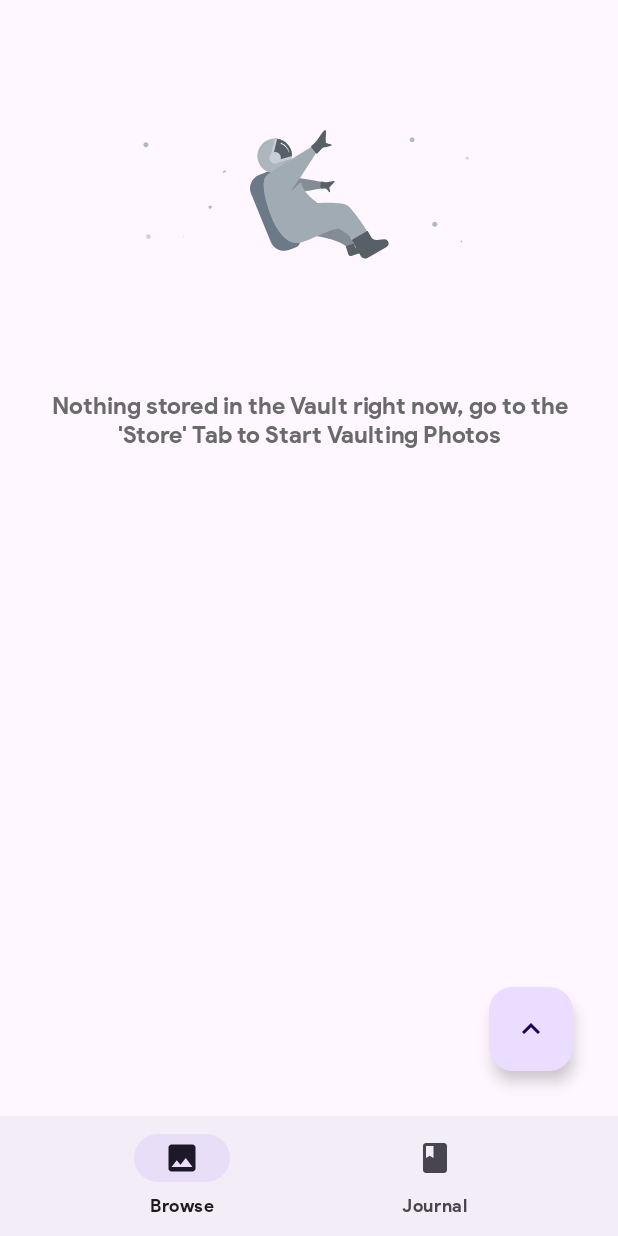
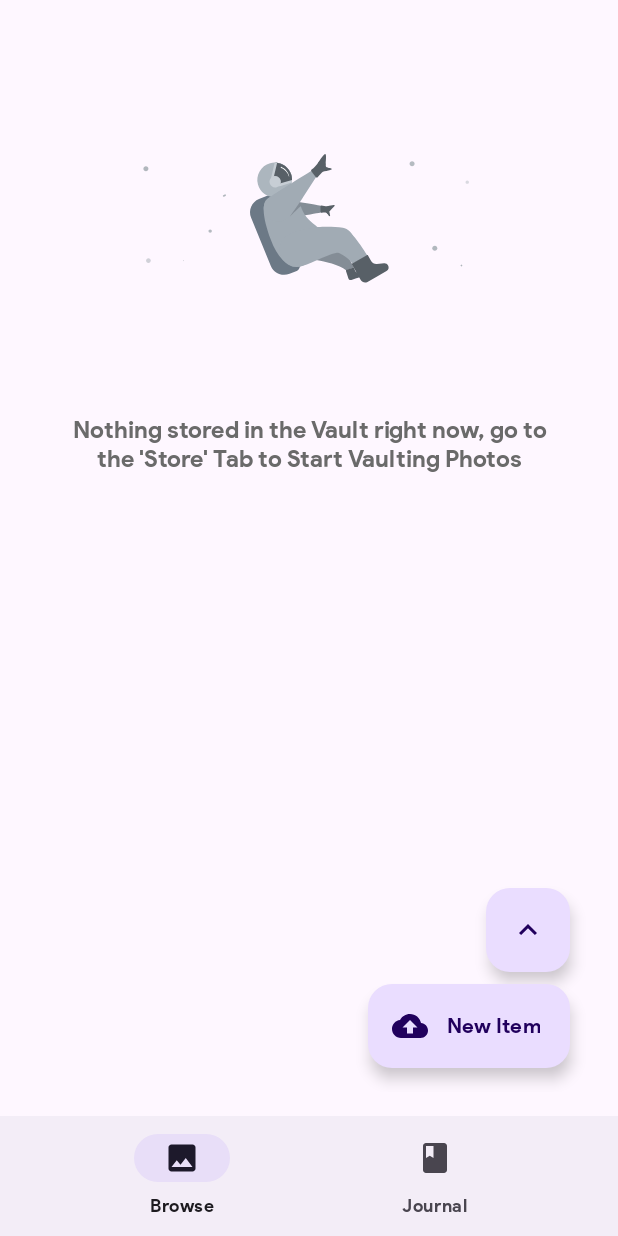
Before and after one commit to the-rebooted-coder/Store, an Android app: the HomeFragment screen opened directly, with no data from a screen before it, on a phone screen of 412 x 824 dp. Run offline under Robolectric (Android 15) with nearby library versions, the phone set to English and light mode, and no system bars; our stand-ins replace Firebase (no records; nobody signed in at launch, a user with empty details on screens opened directly); pictures from the network do not load.

Commit message:
Extended Fab UI in Home Fragment

```diff
--- a/app/src/main/java/com/onesilicondiode/store/HomeFragment.java
+++ b/app/src/main/java/com/onesilicondiode/store/HomeFragment.java
@@ -45,6 +45,7 @@ import com.airbnb.lottie.LottieAnimationView;
 import com.bumptech.glide.Glide;
 import com.bumptech.glide.load.engine.DiskCacheStrategy;
 import com.google.android.material.dialog.MaterialAlertDialogBuilder;
+import com.google.android.material.floatingactionbutton.ExtendedFloatingActionButton;
 import com.google.android.material.floatingactionbutton.FloatingActionButton;
 import com.google.android.material.snackbar.Snackbar;
 import com.google.firebase.auth.FirebaseAuth;
@@ -83,7 +84,8 @@ public class HomeFragment extends Fragment {
     DatabaseReference foodDbAdd;
     FirebaseAuth auth;
     FirebaseUser currentUser;
-    private FloatingActionButton showMore, fabUpload, fabReload, fabUpdate;
+    private FloatingActionButton showMore, fabReload, fabUpdate;
+    private ExtendedFloatingActionButton fabUpload;
     private boolean isFABMenuOpen = false;
     // Add a member variable for storing the list of image URLs
     private List<String> imageUrls;
@@ -153,7 +155,6 @@ public class HomeFragment extends Fragment {
                         public void onAnimationEnd(Animation animation) {
                             fabUpdate.setVisibility(View.GONE);
                             fabReload.setVisibility(View.GONE);
-                            fabUpload.setVisibility(View.GONE);
                         }
                     });
                     performReadTextFile();
@@ -340,11 +341,6 @@ public class HomeFragment extends Fragment {
     private void openFABMenu() {
         isFABMenuOpen = true;
 
-        // Animate the "Upload" FAB
-        fabUpload.setVisibility(View.VISIBLE);
-        fabUpload.animate().translationY(0);
-        fabUpload.animate().alpha(1.0f);
-
         // Animate the "Reload" FAB
         fabReload.setVisibility(View.VISIBLE);
         fabReload.animate().translationY(0);
@@ -358,11 +354,6 @@ public class HomeFragment extends Fragment {
 
     private void closeFABMenu() {
         isFABMenuOpen = false;
-
-        // Animate the "Upload" FAB
-        fabUpload.animate().translationY(0);
-        fabUpload.animate().alpha(0.0f);
-        fabUpload.setVisibility(View.GONE);
 
         // Animate the "Reload" FAB
         fabReload.animate().translationY(0);
--- a/app/src/main/res/layout/fragment_home.xml
+++ b/app/src/main/res/layout/fragment_home.xml
@@ -3,19 +3,16 @@
     xmlns:app="http://schemas.android.com/apk/res-auto"
     android:layout_width="match_parent"
     android:layout_height="match_parent"
-    android:orientation="vertical">
-
+    android:padding="16dp">
     <LinearLayout
         android:layout_width="match_parent"
         android:layout_height="match_parent"
         android:orientation="vertical">
-
         <com.airbnb.lottie.LottieAnimationView
             android:id="@+id/emptyWorld"
             android:layout_width="250dp"
             android:layout_height="250dp"
             android:layout_gravity="center"
-            android:elevation="20dp"
             android:visibility="gone"
             app:lottie_autoPlay="true"
             app:lottie_fileName="empty.json"
@@ -39,41 +36,41 @@
             android:id="@+id/myGridView"
             android:layout_width="wrap_content"
             android:layout_height="wrap_content"
-            android:layout_marginTop="10dp"
-            android:numColumns="2"
-            android:verticalSpacing="15dp"/>
+            android:numColumns="2" />
     </LinearLayout>
-    <com.google.android.material.floatingactionbutton.FloatingActionButton
+    <com.google.android.material.floatingactionbutton.ExtendedFloatingActionButton
         android:id="@+id/fabUpload"
         android:layout_width="wrap_content"
         android:layout_height="wrap_content"
+        android:layout_alignParentBottom="true"
         android:layout_alignParentEnd="true"
-        android:layout_alignParentBottom="true"
-        android:layout_marginEnd="30dp"
-        android:layout_marginBottom="240dp"
-        android:visibility="invisible"
+        android:layout_margin="16dp"
+        android:tooltipText="Vault new item"
+        android:text="@string/new_item"
+        android:visibility="visible"
         app:layout_behavior="com.google.android.material.behavior.HideBottomViewOnScrollBehavior"
-        app:srcCompat="@drawable/baseline_cloud_upload_24" />
+        app:icon="@drawable/baseline_cloud_upload_24"/>
     <com.google.android.material.floatingactionbutton.FloatingActionButton
         android:id="@+id/fabUpdate"
         android:layout_width="wrap_content"
         android:layout_height="wrap_content"
+        android:layout_alignParentBottom="true"
         android:layout_alignParentEnd="true"
-        android:layout_alignParentBottom="true"
-        android:layout_marginEnd="30dp"
-        android:layout_marginBottom="170dp"
+        android:layout_marginEnd="16dp"
+        android:tooltipText="Check for updates"
+        android:layout_marginBottom="210dp"
         android:visibility="invisible"
-        app:maxImageSize="30dp"
         app:layout_behavior="com.google.android.material.behavior.HideBottomViewOnScrollBehavior"
         app:srcCompat="@drawable/upgrade_24"  />
     <com.google.android.material.floatingactionbutton.FloatingActionButton
         android:id="@+id/fabReload"
         android:layout_width="wrap_content"
         android:layout_height="wrap_content"
+        android:layout_alignParentBottom="true"
         android:layout_alignParentEnd="true"
-        android:layout_alignParentBottom="true"
-        android:layout_marginEnd="30dp"
-        android:layout_marginBottom="100dp"
+        android:layout_marginEnd="16dp"
+        android:tooltipText="Theme"
+        android:layout_marginBottom="145dp"
         android:visibility="invisible"
         app:layout_behavior="com.google.android.material.behavior.HideBottomViewOnScrollBehavior"
         app:srcCompat="@drawable/theme"  />
@@ -82,8 +79,9 @@
         android:layout_width="wrap_content"
         android:layout_height="wrap_content"
         android:layout_alignParentBottom="true"
+        android:tooltipText="More"
         android:layout_alignParentEnd="true"
-        android:layout_marginEnd="30dp"
-        android:layout_marginBottom="30dp"
+        android:layout_marginEnd="16dp"
+        android:layout_marginBottom="80dp"
         android:src="@drawable/more"/>
 </RelativeLayout>
--- a/app/src/main/res/layout/fragment_journal.xml
+++ b/app/src/main/res/layout/fragment_journal.xml
@@ -4,8 +4,6 @@
     android:layout_height="match_parent"
     xmlns:app="http://schemas.android.com/apk/res-auto"
     android:padding="16dp">
-
-    <!-- RecyclerView to display journal entries -->
     <androidx.recyclerview.widget.RecyclerView
         android:id="@+id/journalRecyclerView"
         android:layout_width="match_parent"
@@ -31,17 +29,6 @@
         android:src="@drawable/arrow"
         android:visibility="gone"
         />
-    <com.google.android.material.floatingactionbutton.ExtendedFloatingActionButton
-        android:id="@+id/fab"
-        android:layout_width="wrap_content"
-        android:layout_height="wrap_content"
-        android:layout_alignParentBottom="true"
-        android:layout_alignParentEnd="true"
-        android:layout_margin="16dp"
-        android:tooltipText="Create new Entry"
-        android:drawableTintMode="multiply"
-        app:icon="@drawable/ic_add"
-        android:text="@string/new_journal" />
     <com.google.android.material.floatingactionbutton.FloatingActionButton
         android:id="@+id/selectDateButton"
         android:layout_width="wrap_content"
@@ -52,4 +39,14 @@
         android:layout_alignParentBottom="true"
         android:layout_alignParentEnd="true"
         android:src="@drawable/calendar"/>
+    <com.google.android.material.floatingactionbutton.ExtendedFloatingActionButton
+        android:id="@+id/fab"
+        android:layout_width="wrap_content"
+        android:layout_height="wrap_content"
+        android:layout_alignParentBottom="true"
+        android:layout_alignParentEnd="true"
+        android:layout_margin="16dp"
+        android:tooltipText="Create new entry"
+        app:icon="@drawable/ic_add"
+        android:text="@string/new_journal" />
 </RelativeLayout>
--- a/app/src/main/res/values/strings.xml
+++ b/app/src/main/res/values/strings.xml
@@ -66,4 +66,5 @@
     <string name="journal">Journal</string>
     <string name="ask_to_write">Start writing about your day by tapping the pencil icon.\n\nRemember you can write only 10 lines to describe your day, make them worth it.</string>
     <string name="new_journal">New Journal</string>
+    <string name="new_item">New Item</string>
 </resources>
```
